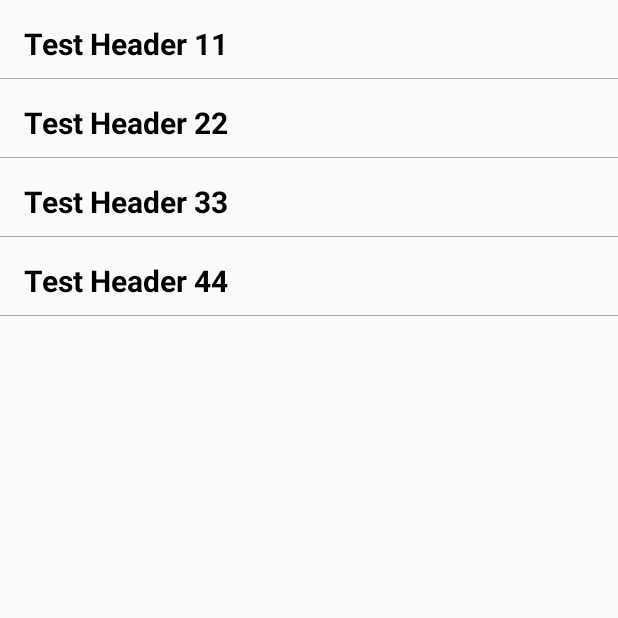
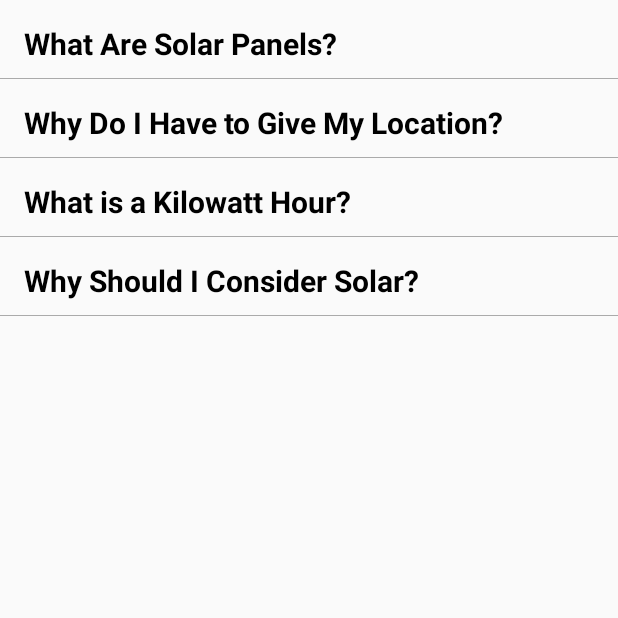
Before and after one commit to Jonah-Douglas/Bright-Skies, an Android app: the fragment FaqFragment shown on its own in the app's theme, on a phone screen of 412 x 824 dp, the top half of it. Run offline under Robolectric (Android 15) with nearby library versions, the phone set to English and light mode, and no system bars.

Commit message:
adding content to faqs and information

```diff
--- a/app/src/main/java/com/example/bright_skies/fragments/FaqFragment.java
+++ b/app/src/main/java/com/example/bright_skies/fragments/FaqFragment.java
@@ -18,13 +18,13 @@
     public void onCreate(Bundle savedInstanceState) {
         super.onCreate(savedInstanceState);
 
-        groups = new String[] { "Test Header 11", "Test Header 22", "Test Header 33", "Test Header 44" };
+        groups = new String[] { "What Are Solar Panels?", "Why Do I Have to Give My Location?", "What is a Kilowatt Hour?", "Why Should I Consider Solar?" };
 
         children = new String [][] {
-                { "s simply dummy text of the printing and typesetting industry. Lorem Ipsum has been the industry's standard dummy text ever since the 1500s, when an unknown printer took a galley of type and scrambled it to make a type specimen book. It has survived not only five centuries, but also the leap into electronic typesetting, remaining essentially unchanged. It was popularised in the 1960s with the release of Letraset sheets containing Lorem Ipsum passages, and more recently with desktop publishing software like Aldus PageMaker including versions of Lorem Ipsum." },
-                { "Contrary to popular belief, Lorem Ipsum is not simply random text. It has roots in a piece of classical Latin literature from 45 BC, making it over 2000 years old. Richard McClintock, a Latin professor at Hampden-Sydney College in Virginia, looked up one of the more obscure Latin words, consectetur, from a Lorem Ipsum passage, and going through the cites of the word in classical literature, discovered the undoubtable source. Lorem Ipsum comes from sections 1.10.32 and 1.10.33 of comes from a line in section 1.10.32." },
-                { "It is a long established fact that a reader will be distracted by the readable content of a page when looking at its layout. The point of using Lorem Ipsum is that it has a more-or-less normal distribution of letters, as opposed to using 'Content here, content here', making it look like readable English. Many desktop publishing packages and web page editors now use Lorem Ipsum as their default model text, and a search for 'lorem ipsum' will uncover many web sites still in their infancy. Various versions have evolved over the years, sometimes by accident, sometimes on purpose (injected humour and the like)." },
-                { "There are many variations of passages of Lorem Ipsum available, but the majority have suffered alteration in some form, by injected humour, or randomised words which don't look even slightly believable. If you are going to use a passage of Lorem Ipsum, you need to be sure there isn't anything embarrassing hidden in the middle of text. All the Lorem Ipsum generators on the Internet tend to repeat predefined chunks as necessary, making this the first true generator on the Internet. It uses a dictionary of over 200 Latin words, combined with a handful of model sentence structures, to generate Lorem Ipsum which looks reasonable. The generated Lorem Ipsum is therefore always free from repetition, injected humour, or non-characteristic words etc." }
+                { "Solar panels are comprised of many smaller units called photovoltaic cells, which convert sunlight to energy. They allow photons, or particles of light, to knock electrons free from atoms, generating a flow of electricity" },
+                { "We need your location in order to generate and return solar potential results. Your information is never saved or used for purposes outside of providing you solar energy information." },
+                { "The kilowatt-hour (symbolized kWh) is a unit of energy equivalent to one kilowatt (1 kW) of power expended for one hour (1 h) of time. Check out our energy calculator to see what that means in daily-use terms!" },
+                { "Switching to solar energy, for most people, means great monetary benefits in the long run. Also, solar produces no harmful emissions that hurt the environment. It's a clean, renewable process that uses the most natural of all resources: the sun." }
         };
     }
 
--- a/app/src/main/res/values/strings.xml
+++ b/app/src/main/res/values/strings.xml
@@ -23,6 +23,10 @@
     <string name="about_us_page4">Please contact brightskies@gmail.com if you encounter any issues with this app.</string>
     <string name="first_welcome_page">First Welcome Page</string>
 
+    <string name="input_label">Input Label</string>
+    <string name="empty"> </string>
+    <string name="sub">Sub</string>
+
     <!-- welcome screen(s) strings -->
     <string name="slide_1_desc">Protecting the Earth</string>
     <string name="slide_2_desc">Money in your Pocket</string>
```
Also changed, not shown: app/src/main/java/com/example/bright_skies/fragments/InformationFragment.java (+4 -5 lines).
